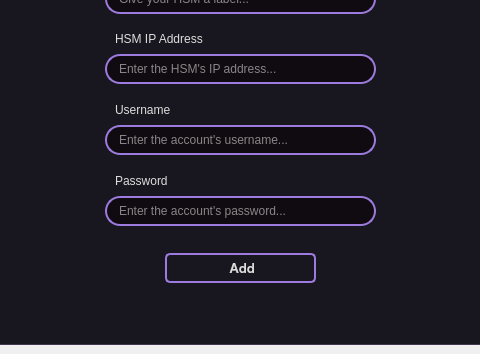
Before: the Qt Designer form UI/main.ui in ameasere/Polaris, drawn with Qt 5; both pictures show x 554 to 1034 and y 366 to 720 of the 1280 by 720 pixel window.
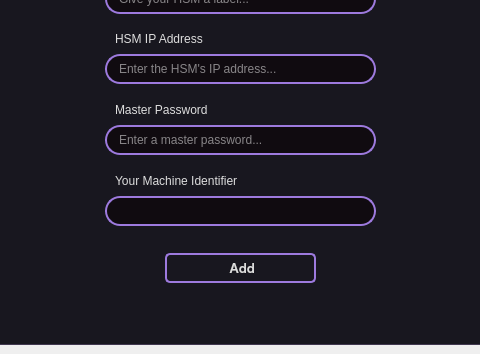
After: the same form once the commit is applied. The open tabs and pages were chosen to show the change. Icons and pictures are not drawn.

```diff
--- a/UI/main.ui
+++ b/UI/main.ui
@@ -1721,7 +1721,7 @@
             <rect>
              <x>340</x>
              <y>201</y>
-             <width>71</width>
+             <width>111</width>
              <height>31</height>
             </rect>
            </property>
@@ -1729,7 +1729,7 @@
             <string notr="true">font: 600 10pt &quot;Inter Medium&quot;;</string>
            </property>
            <property name="text">
-            <string>Username</string>
+            <string>Master Password</string>
            </property>
           </widget>
           <widget class="QLineEdit" name="hsm_username">
@@ -1758,7 +1758,7 @@
             <string/>
            </property>
            <property name="placeholderText">
-            <string>Enter the account's username...</string>
+            <string>Enter a master password...</string>
            </property>
           </widget>
           <widget class="QLineEdit" name="hsm_password">
@@ -1786,8 +1786,11 @@
            <property name="text">
             <string/>
            </property>
+           <property name="readOnly">
+            <bool>true</bool>
+           </property>
            <property name="placeholderText">
-            <string>Enter the account's password...</string>
+            <string/>
            </property>
           </widget>
           <widget class="QLabel" name="hsmpasswordlabel">
@@ -1795,7 +1798,7 @@
             <rect>
              <x>340</x>
              <y>272</y>
-             <width>71</width>
+             <width>151</width>
              <height>31</height>
             </rect>
            </property>
@@ -1803,29 +1806,7 @@
             <string notr="true">font: 600 10pt &quot;Inter Medium&quot;;</string>
            </property>
            <property name="text">
-            <string>Password</string>
-           </property>
-          </widget>
-          <widget class="QLabel" name="hsmusernametooltip">
-           <property name="geometry">
-            <rect>
-             <x>410</x>
-             <y>210</y>
-             <width>16</width>
-             <height>16</height>
-            </rect>
-           </property>
-           <property name="toolTip">
-            <string>&lt;html&gt;&lt;head/&gt;&lt;body&gt;&lt;p&gt;This must be an account in the sudoers file. Do not use the root account here, use an unprivileged account with sudo access restricted by a password.&lt;/p&gt;&lt;/body&gt;&lt;/html&gt;</string>
-           </property>
-           <property name="styleSheet">
-            <string notr="true">font: 600 10pt &quot;Inter Medium&quot;;</string>
-           </property>
-           <property name="text">
-            <string/>
-           </property>
-           <property name="pixmap">
-            <pixmap resource="resources.qrc">:/icons/images/icons/alert-circle.png</pixmap>
+            <string>Your Machine Identifier</string>
            </property>
           </widget>
           <widget class="QLineEdit" name="hsm_ip">
```
Left out of the diff: 9 changed lines with no effect on the pictures.
